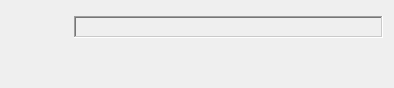
First picture: the form in sources/qt/RETransportWidget.ui, repository Salimlou/reflow, before the edit.
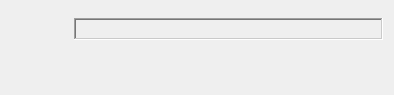
Second picture: the form after the edit. Icons and pictures are not drawn.

Commit message: play/stop icons in transport widget

Patch:
```diff
--- a/sources/qt/RETransportWidget.ui
+++ b/sources/qt/RETransportWidget.ui
@@ -7,7 +7,7 @@
     <x>0</x>
     <y>0</y>
     <width>394</width>
-    <height>88</height>
+    <height>95</height>
    </rect>
   </property>
   <property name="windowTitle">
```
Left out of the diff: 4 changed lines with no effect on the pictures.
